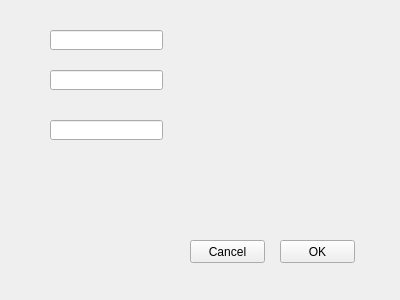
Before: the Qt Designer form Курсовая работа/select_option.ui in turbokey/Coursework_3_semester, drawn with Qt 5.
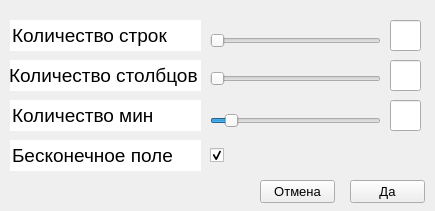
After: the same form once the commit is applied.

```diff
--- a/Курсовая работа/select_option.ui
+++ b/Курсовая работа/select_option.ui
@@ -6,67 +6,315 @@
    <rect>
     <x>0</x>
     <y>0</y>
-    <width>400</width>
-    <height>300</height>
+    <width>435</width>
+    <height>211</height>
    </rect>
   </property>
+  <property name="sizePolicy">
+   <sizepolicy hsizetype="Preferred" vsizetype="Preferred">
+    <horstretch>0</horstretch>
+    <verstretch>0</verstretch>
+   </sizepolicy>
+  </property>
   <property name="windowTitle">
    <string>Form</string>
   </property>
   <widget class="QPushButton" name="pushButton_OK">
    <property name="geometry">
     <rect>
-     <x>280</x>
-     <y>240</y>
+     <x>350</x>
+     <y>180</y>
      <width>75</width>
      <height>23</height>
     </rect>
    </property>
+   <property name="font">
+    <font>
+     <pointsize>10</pointsize>
+    </font>
+   </property>
    <property name="text">
-    <string>OK</string>
+    <string>Да</string>
    </property>
   </widget>
   <widget class="QPushButton" name="pushButton_cancel">
    <property name="geometry">
     <rect>
-     <x>190</x>
-     <y>240</y>
+     <x>260</x>
+     <y>180</y>
      <width>75</width>
      <height>23</height>
     </rect>
    </property>
+   <property name="font">
+    <font>
+     <pointsize>10</pointsize>
+    </font>
+   </property>
    <property name="text">
-    <string>Cancel</string>
+    <string>Отмена</string>
    </property>
   </widget>
   <widget class="QLineEdit" name="lineEdit_row">
    <property name="geometry">
     <rect>
-     <x>50</x>
-     <y>30</y>
-     <width>113</width>
-     <height>20</height>
+     <x>10</x>
+     <y>20</y>
+     <width>191</width>
+     <height>31</height>
     </rect>
    </property>
+   <property name="font">
+    <font>
+     <pointsize>14</pointsize>
+    </font>
+   </property>
+   <property name="mouseTracking">
+    <bool>true</bool>
+   </property>
+   <property name="text">
+    <string>Количество строк</string>
+   </property>
+   <property name="frame">
+    <bool>false</bool>
+   </property>
+   <property name="readOnly">
+    <bool>true</bool>
+   </property>
+   <property name="placeholderText">
+    <string/>
+   </property>
   </widget>
   <widget class="QLineEdit" name="lineEdit_col">
    <property name="geometry">
     <rect>
-     <x>50</x>
-     <y>70</y>
-     <width>113</width>
-     <height>20</height>
+     <x>10</x>
+     <y>60</y>
+     <width>191</width>
+     <height>31</height>
     </rect>
    </property>
+   <property name="font">
+    <font>
+     <pointsize>14</pointsize>
+    </font>
+   </property>
+   <property name="text">
+    <string>Количество столбцов</string>
+   </property>
+   <property name="frame">
+    <bool>false</bool>
+   </property>
+   <property name="readOnly">
+    <bool>true</bool>
+   </property>
   </widget>
   <widget class="QLineEdit" name="lineEdit_mine">
    <property name="geometry">
     <rect>
-     <x>50</x>
-     <y>120</y>
-     <width>113</width>
-     <height>20</height>
+     <x>10</x>
+     <y>100</y>
+     <width>191</width>
+     <height>31</height>
     </rect>
+   </property>
+   <property name="font">
+    <font>
+     <pointsize>14</pointsize>
+     <weight>50</weight>
+     <italic>false</italic>
+     <bold>false</bold>
+    </font>
+   </property>
+   <property name="text">
+    <string>Количество мин</string>
+   </property>
+   <property name="frame">
+    <bool>false</bool>
+   </property>
+   <property name="readOnly">
+    <bool>true</bool>
+   </property>
+  </widget>
+  <widget class="QSlider" name="slider_row">
+   <property name="geometry">
+    <rect>
+     <x>210</x>
+     <y>30</y>
+     <width>171</width>
+     <height>21</height>
+    </rect>
+   </property>
+   <property name="minimum">
+    <number>9</number>
+   </property>
+   <property name="maximum">
+    <number>20</number>
+   </property>
+   <property name="orientation">
+    <enum>Qt::Horizontal</enum>
+   </property>
+  </widget>
+  <widget class="QSlider" name="slider_col">
+   <property name="geometry">
+    <rect>
+     <x>210</x>
+     <y>68</y>
+     <width>171</width>
+     <height>21</height>
+    </rect>
+   </property>
+   <property name="minimum">
+    <number>9</number>
+   </property>
+   <property name="maximum">
+    <number>20</number>
+   </property>
+   <property name="orientation">
+    <enum>Qt::Horizontal</enum>
+   </property>
+  </widget>
+  <widget class="QSlider" name="slider_mine">
+   <property name="geometry">
+    <rect>
+     <x>210</x>
+     <y>110</y>
+     <width>171</width>
+     <height>21</height>
+    </rect>
+   </property>
+   <property name="minimum">
+    <number>1</number>
+   </property>
+   <property name="value">
+    <number>10</number>
+   </property>
+   <property name="orientation">
+    <enum>Qt::Horizontal</enum>
+   </property>
+   <property name="invertedControls">
+    <bool>false</bool>
+   </property>
+  </widget>
+  <widget class="QLineEdit" name="lineEdit">
+   <property name="enabled">
+    <bool>true</bool>
+   </property>
+   <property name="geometry">
+    <rect>
+     <x>10</x>
+     <y>140</y>
+     <width>191</width>
+     <height>31</height>
+    </rect>
+   </property>
+   <property name="font">
+    <font>
+     <pointsize>14</pointsize>
+    </font>
+   </property>
+   <property name="cursor">
+    <cursorShape>IBeamCursor</cursorShape>
+   </property>
+   <property name="focusPolicy">
+    <enum>Qt::StrongFocus</enum>
+   </property>
+   <property name="autoFillBackground">
+    <bool>false</bool>
+   </property>
+   <property name="text">
+    <string>Бесконечное поле</string>
+   </property>
+   <property name="frame">
+    <bool>false</bool>
+   </property>
+   <property name="readOnly">
+    <bool>true</bool>
+   </property>
+  </widget>
+  <widget class="QCheckBox" name="infinity">
+   <property name="geometry">
+    <rect>
+     <x>210</x>
+     <y>140</y>
+     <width>171</width>
+     <height>31</height>
+    </rect>
+   </property>
+   <property name="styleSheet">
+    <string notr="true"/>
+   </property>
+   <property name="text">
+    <string/>
+   </property>
+   <property name="checked">
+    <bool>true</bool>
+   </property>
+  </widget>
+  <widget class="QLineEdit" name="row">
+   <property name="geometry">
+    <rect>
+     <x>390</x>
+     <y>20</y>
+     <width>31</width>
+     <height>31</height>
+    </rect>
+   </property>
+   <property name="font">
+    <font>
+     <pointsize>14</pointsize>
+    </font>
+   </property>
+   <property name="text">
+    <string/>
+   </property>
+   <property name="alignment">
+    <set>Qt::AlignCenter</set>
+   </property>
+   <property name="readOnly">
+    <bool>true</bool>
+   </property>
+  </widget>
+  <widget class="QLineEdit" name="col">
+   <property name="geometry">
+    <rect>
+     <x>390</x>
+     <y>60</y>
+     <width>31</width>
+     <height>31</height>
+    </rect>
+   </property>
+   <property name="font">
+    <font>
+     <pointsize>14</pointsize>
+    </font>
+   </property>
+   <property name="alignment">
+    <set>Qt::AlignCenter</set>
+   </property>
+   <property name="readOnly">
+    <bool>true</bool>
+   </property>
+  </widget>
+  <widget class="QLineEdit" name="mine">
+   <property name="geometry">
+    <rect>
+     <x>390</x>
+     <y>100</y>
+     <width>31</width>
+     <height>31</height>
+    </rect>
+   </property>
+   <property name="font">
+    <font>
+     <pointsize>14</pointsize>
+    </font>
+   </property>
+   <property name="alignment">
+    <set>Qt::AlignCenter</set>
+   </property>
+   <property name="readOnly">
+    <bool>true</bool>
    </property>
   </widget>
  </widget>
```
